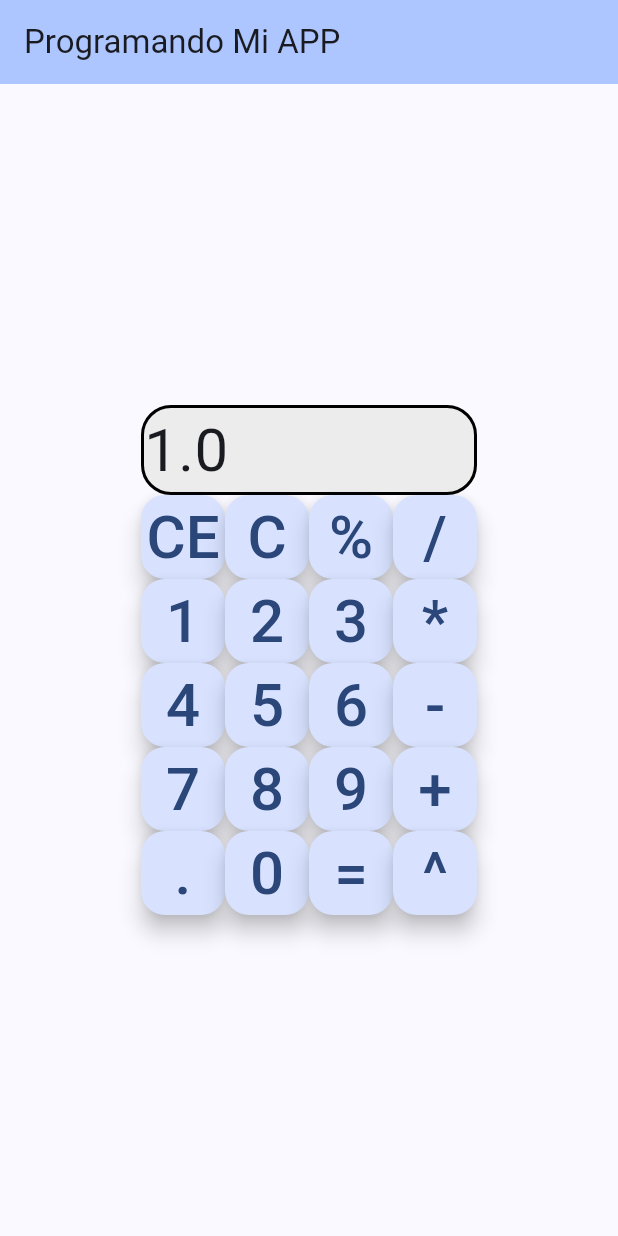
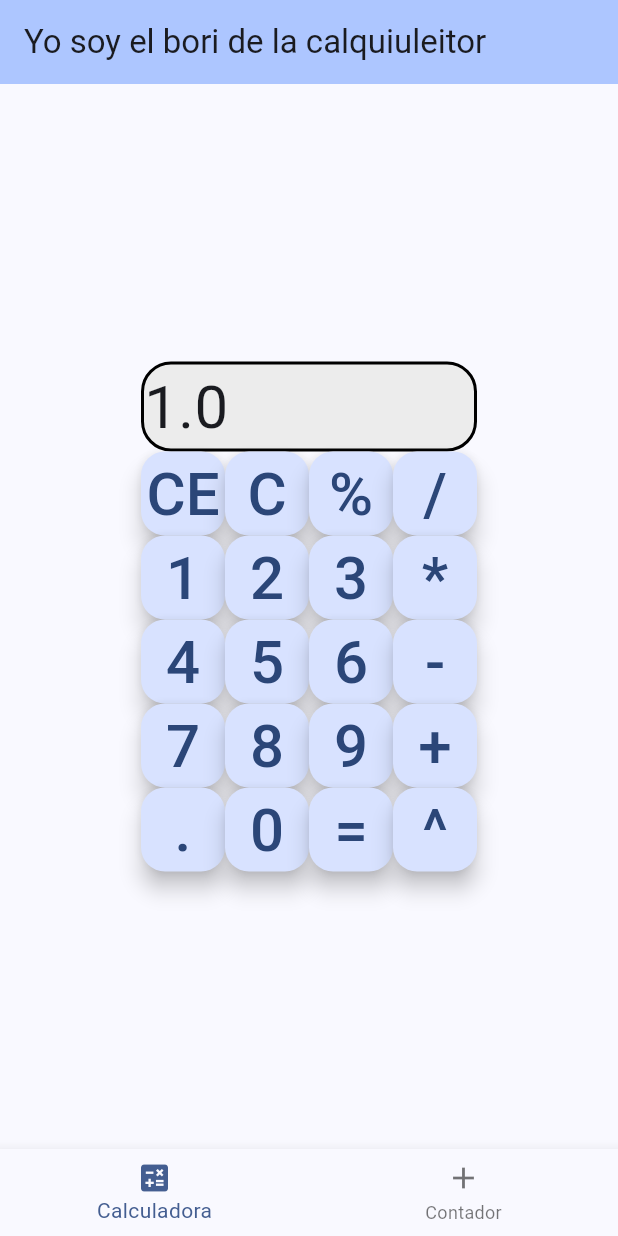
Before and after one commit to Danyaell/First_App_Flutter_PM1, a Flutter app: the screen it shows after launch, after a tap on an icon or button, on a phone screen of 412 x 824 dp. Run offline on Flutter 3.47's test engine with Material 3 defaults, Android fonts, the phone set to English and light mode, and no system bars.

Commit message:
create-navigation-bar

```diff
--- a/lib/app.dart
+++ b/lib/app.dart
@@ -1,6 +1,7 @@
 import 'package:flutter/material.dart';
 import 'package:sumador/views/calc.dart';
 import 'views/doritos.dart';
+import 'navi.dart';
 
 class MiPrimeraAPP extends StatelessWidget {
   const MiPrimeraAPP({super.key});
@@ -16,9 +17,7 @@ class MiPrimeraAPP extends StatelessWidget {
         ),
         useMaterial3: true,
       ),
-      home: const Calculadora(
-        titulo: "Programando Mi APP",
-      ),
+      home: const Navi(),
     );
   }
 }
--- /dev/null
+++ b/lib/navi.dart
@@ -0,0 +1,43 @@
+import "package:flutter/material.dart";
+import "package:sumador/views/calc.dart";
+import "package:sumador/views/doritos.dart";
+
+class Navi extends StatefulWidget {
+  const Navi({super.key});
+
+  State<Navi> createState() => _NaviState();
+}
+
+class _NaviState extends State<Navi> {
+  int _indice = 0;
+  final _cuerpo = [
+    const Calculadora(
+      titulo: "Yo soy el bori de la calquiuleitor",
+    ),
+    const Doritos(
+      titulo: "Yo soy el bori del contador",
+    )
+  ];
+
+  @override
+  Widget build(BuildContext context) {
+    return Scaffold(
+      body: _cuerpo[_indice],
+      bottomNavigationBar: BottomNavigationBar(
+        currentIndex: _indice,
+        onTap: (value) {
+          setState(() {
+          _indice = value;
+          });
+        },
+        items: const [
+        BottomNavigationBarItem(icon: Icon(Icons.calculate),
+        label: "Calculadora",
+        ),
+        BottomNavigationBarItem(icon: Icon(Icons.add),
+        label: "Contador",
+        ),
+      ]),
+    );
+  }
+}
```
Also changed, not shown: 1 other file.
